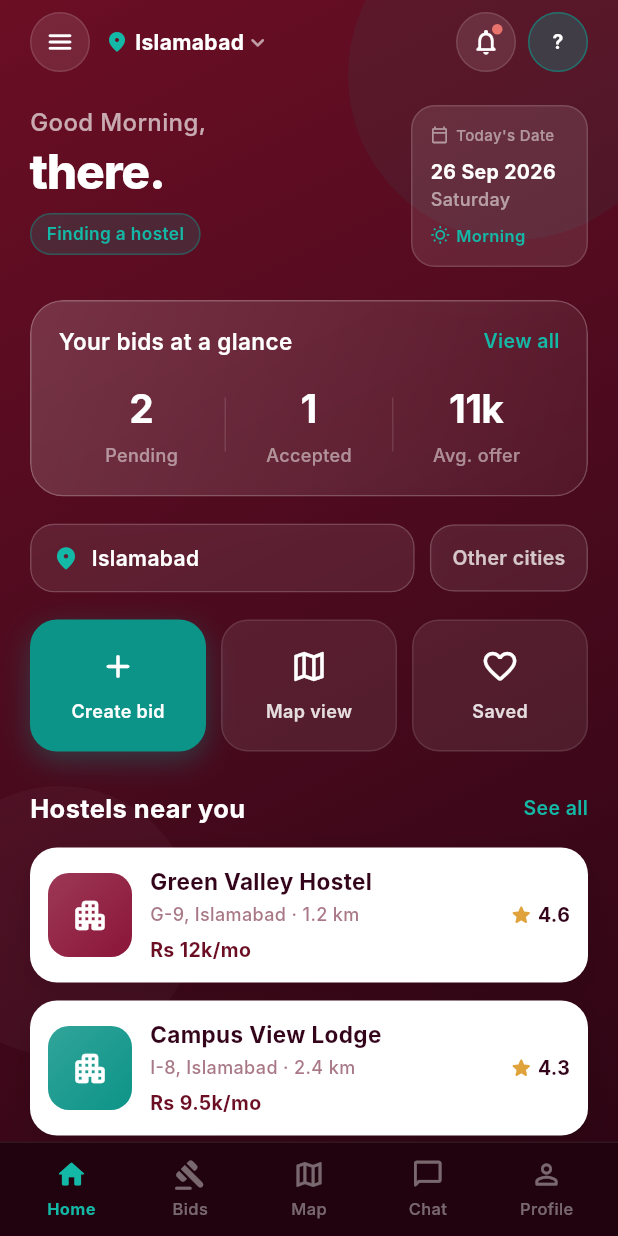
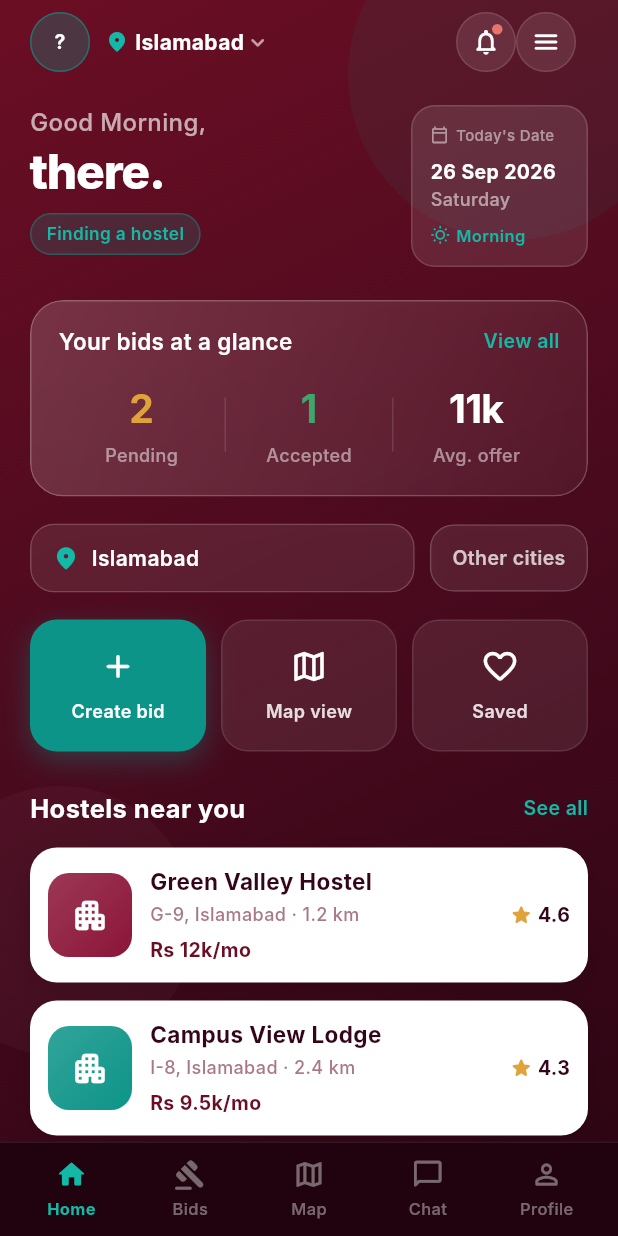
Before and after one commit to student-air/hostel_buddy, a Flutter app: the SeekerHomeView screen opened by its route, on a phone screen of 412 x 824 dp. Run offline on Flutter 3.47's test engine with Material 3 defaults, Android fonts, the phone set to English and light mode, and no system bars; our stand-ins replace geocoding, geolocator, get, get_storage, image_cropper, image_picker and 1 more; accounts and stored records are empty; Roboto replaces fonts that are missing (Inter).

Commit message:
Seeker home screen done

```diff
--- a/lib/presentation/seeker_home/views/seeker_home_view.dart
+++ b/lib/presentation/seeker_home/views/seeker_home_view.dart
@@ -100,9 +100,36 @@ class _Header extends StatelessWidget {
     return Column(
       crossAxisAlignment: CrossAxisAlignment.start,
       children: [
+        // Top bar: initials → profile | city | menu → drawer | notification → alerts
         Row(
           children: [
-            _RoundIcon(icon: Icons.menu_rounded, onTap: controller.openDrawer),
+            // Initials → profile
+            GestureDetector(
+              onTap: controller.onProfile,
+              child: Container(
+                width: 40,
+                height: 40,
+                decoration: BoxDecoration(
+                  shape: BoxShape.circle,
+                  color: AppColors.accent.withValues(alpha: 0.3),
+                  border: Border.all(
+                    color: AppColors.accent.withValues(alpha: 0.6),
+                  ),
+                ),
+                alignment: Alignment.center,
+                child: Obx(() {
+                  final _ = controller.userName.value;
+                  return Text(
+                    controller.initials,
+                    style: const TextStyle(
+                      color: Colors.white,
+                      fontWeight: FontWeight.w700,
+                      fontSize: 13,
+                    ),
+                  );
+                }),
+              ),
+            ),
             const SizedBox(width: 10),
             Expanded(
               child: GestureDetector(
@@ -137,42 +164,68 @@ class _Header extends StatelessWidget {
                 ),
               ),
             ),
-            _RoundIcon(
-              icon: Icons.notifications_none_rounded,
+            // Notification → alerts
+            GestureDetector(
               onTap: controller.onNotifications,
-              showDot: true,
+              child: Stack(
+                clipBehavior: Clip.none,
+                children: [
+                  Container(
+                    width: 40,
+                    height: 40,
+                    decoration: BoxDecoration(
+                      shape: BoxShape.circle,
+                      color: Colors.white.withValues(alpha: 0.1),
+                      border: Border.all(
+                        color: Colors.white.withValues(alpha: 0.12),
+                      ),
+                    ),
+                    child: const Icon(
+                      Icons.notifications_none_rounded,
+                      color: Colors.white,
+                      size: 20,
+                    ),
+                  ),
+                  Positioned(
+                    top: 8,
+                    right: 9,
+                    child: Container(
+                      width: 7,
+                      height: 7,
+                      decoration: const BoxDecoration(
+                        color: AppColors.notificationDot,
+                        shape: BoxShape.circle,
+                      ),
+                    ),
+                  ),
+                ],
+              ),
             ),
-            const SizedBox(width: 8),
             GestureDetector(
-              onTap: controller.onProfile,
+              onTap: controller.openDrawer,
               child: Container(
                 width: 40,
                 height: 40,
                 decoration: BoxDecoration(
                   shape: BoxShape.circle,
-                  color: AppColors.accent.withValues(alpha: 0.3),
+                  color: Colors.white.withValues(alpha: 0.1),
                   border: Border.all(
-                    color: AppColors.accent.withValues(alpha: 0.6),
+                    color: Colors.white.withValues(alpha: 0.12),
                   ),
                 ),
-                alignment: Alignment.center,
-                child: Obx(() {
-                  // read .obs so GetX is satisfied
-                  final _ = controller.userName.value;
-                  return Text(
-                    controller.initials,
-                    style: const TextStyle(
-                      color: Colors.white,
-                      fontWeight: FontWeight.w700,
-                      fontSize: 13,
-                    ),
-                  );
-                }),
+                child: const Icon(
+                  Icons.menu_rounded,
+                  color: Colors.white,
+                  size: 20,
+                ),
               ),
             ),
+            const SizedBox(width: 8),
           ],
         ),
         const SizedBox(height: 22),
+
+        // Greeting + date card
         Row(
           crossAxisAlignment: CrossAxisAlignment.start,
           children: [
@@ -305,54 +358,6 @@ class _Header extends StatelessWidget {
     );
   }
 }
-
-class _RoundIcon extends StatelessWidget {
-  const _RoundIcon({
-    required this.icon,
-    required this.onTap,
-    this.showDot = false,
-  });
-
-  final IconData icon;
-  final VoidCallback onTap;
-  final bool showDot;
-
-  @override
-  Widget build(BuildContext context) {
-    return GestureDetector(
-      onTap: onTap,
-      child: Stack(
-        clipBehavior: Clip.none,
-        children: [
-          Container(
-            width: 40,
-            height: 40,
-            decoration: BoxDecoration(
-              shape: BoxShape.circle,
-              color: Colors.white.withValues(alpha: 0.1),
-              border: Border.all(color: Colors.white.withValues(alpha: 0.12)),
-            ),
-            child: Icon(icon, color: Colors.white, size: 20),
-          ),
-          if (showDot)
-            Positioned(
-              top: 8,
-              right: 9,
-              child: Container(
-                width: 7,
-                height: 7,
-                decoration: const BoxDecoration(
-                  color: AppColors.notificationDot,
-                  shape: BoxShape.circle,
-                ),
-              ),
-            ),
-        ],
-      ),
-    );
-  }
-}
-
 // ═══════════════════════════════════════════
 // BIDS GLANCE
 // ═══════════════════════════════════════════
@@ -417,6 +422,7 @@ class _BidsGlance extends StatelessWidget {
                       child: _StatCell(
                         value: '${controller.pendingBids.value}',
                         label: 'Pending',
+                        valueColor: AppColors.warning,
                       ),
                     ),
                     _VDivider(),
@@ -424,6 +430,7 @@ class _BidsGlance extends StatelessWidget {
                       child: _StatCell(
                         value: '${controller.acceptedBids.value}',
                         label: 'Accepted',
+                        valueColor: AppColors.success,
                       ),
                     ),
                     _VDivider(),
@@ -445,9 +452,11 @@ class _BidsGlance extends StatelessWidget {
 }
 
 class _StatCell extends StatelessWidget {
-  const _StatCell({required this.value, required this.label});
+  const _StatCell({required this.value, required this.label, this.valueColor});
+
   final String value;
   final String label;
+  final Color? valueColor;
 
   @override
   Widget build(BuildContext context) {
@@ -455,8 +464,8 @@ class _StatCell extends StatelessWidget {
       children: [
         Text(
           value,
-          style: const TextStyle(
-            color: Colors.white,
+          style: TextStyle(
+            color: valueColor ?? Colors.white,
             fontSize: 26,
             fontWeight: FontWeight.w700,
             letterSpacing: -0.5,
@@ -875,7 +884,7 @@ class _BottomNav extends StatelessWidget {
 }
 
 // ═══════════════════════════════════════════
-// DRAWER (right)
+// SIDE DRAWER (opened by notification icon)
 // ═══════════════════════════════════════════
 
 class _SeekerDrawer extends StatelessWidget {
```
